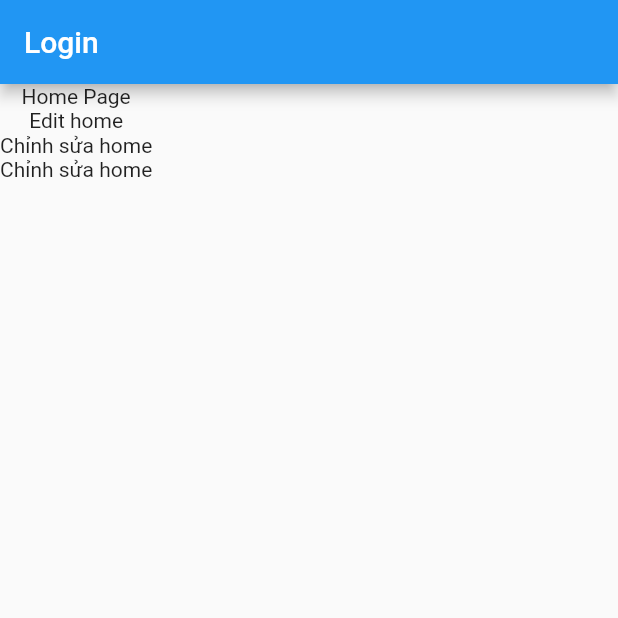
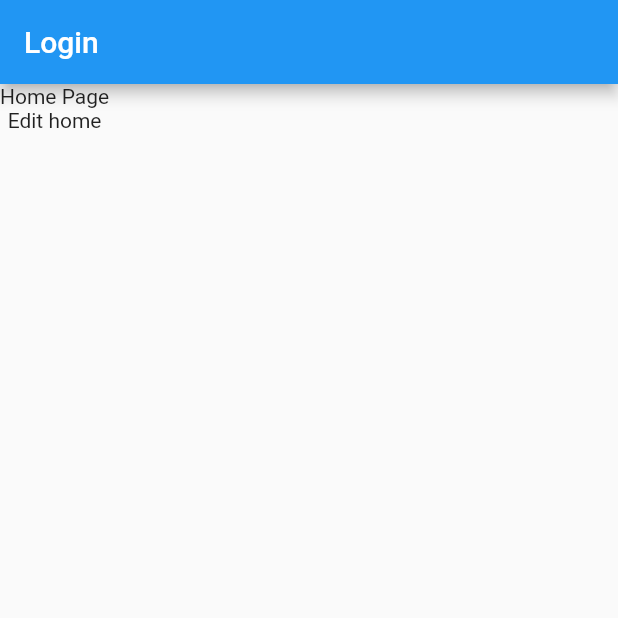
Before and after one commit to chieucold/project_home, a Flutter app: the screen it shows after launch, on a phone screen of 412 x 824 dp, the top half of it. Run offline on Flutter 3.47's test engine with Material 2 defaults, Android fonts, the phone set to English and light mode, and no system bars; our stand-ins replace dio, flutter_dotenv, flutter_secure_storage; missing offline and left inert: flutter_locker.

Commit message:
bloc base (#11)
Co-authored-by: ChieuHoang <chieuhv@scuti.asia>

```diff
--- a/lib/feature/home/home_view.dart
+++ b/lib/feature/home/home_view.dart
@@ -16,8 +16,6 @@ class HomeView extends StatelessWidget {
           SizedBox(
             height: 1,
           ),
-          Text('Chỉnh sửa home'),
-          Text('Chỉnh sửa home'),
         ],
       ),
     );
```
Also changed, not shown: 1 other file.
